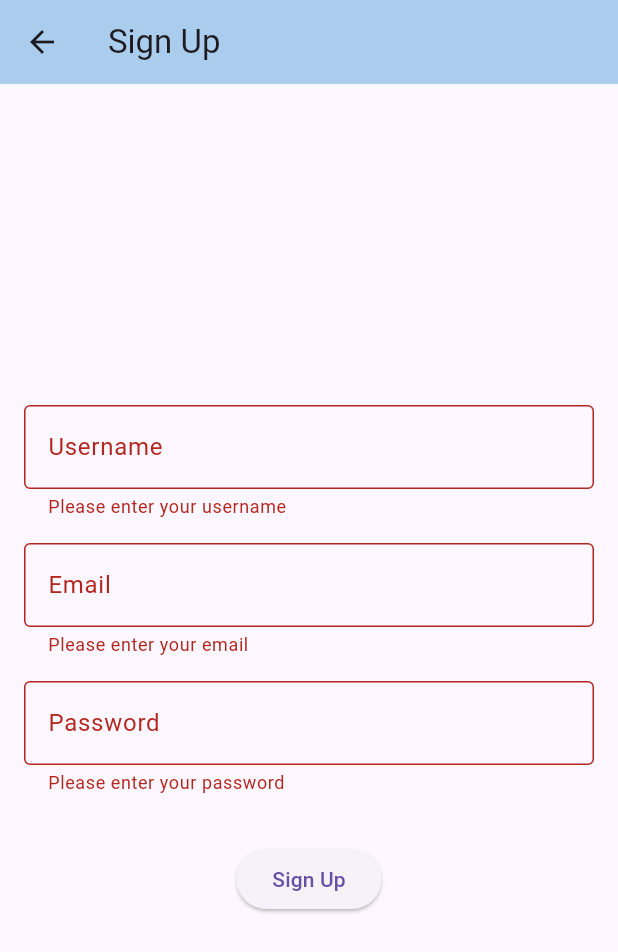
After one commit to tnqjae/Mp2_teamProject, a Flutter app: the SignUpScreen screen opened directly, after a tap on "Sign Up", on a phone screen of 412 x 824 dp. The commit adds this screen. Shown: the top 952 px of the screen. Run offline on Flutter 3.47's test engine with Material 3 defaults, Android fonts, the phone set to English and light mode, and no system bars; our stand-ins replace sqflite; accounts and stored records are empty.

Commit message:
Add database code

```diff
--- /dev/null
+++ b/lib/SignUpScreen.dart
@@ -0,0 +1,99 @@
+import 'package:flutter/material.dart';
+import 'database_helper.dart';
+
+class SignUpScreen extends StatefulWidget {
+  @override
+  _SignUpScreenState createState() => _SignUpScreenState();
+}
+
+class _SignUpScreenState extends State<SignUpScreen> {
+  final _formKey = GlobalKey<FormState>();
+  final TextEditingController _usernameController = TextEditingController();
+  final TextEditingController _emailController = TextEditingController();
+  final TextEditingController _passwordController = TextEditingController();
+
+  Future<void> _registerUser() async {
+    if (_formKey.currentState?.validate() ?? false) {
+      Map<String, dynamic> user = {
+        'username': _usernameController.text,
+        'email': _emailController.text,
+        'password': _passwordController.text,
+      };
+
+      int id = await DatabaseHelper().insertUser(user);
+      ScaffoldMessenger.of(context).showSnackBar(SnackBar(
+        content: Text('User Registered with ID: $id'),
+      ));
+
+      Navigator.of(context).pop();
+    }
+  }
+
+  @override
+  Widget build(BuildContext context) {
+    return Scaffold(
+      appBar: AppBar(
+        title: Text('Sign Up'),
+        backgroundColor: Color(0xFFABCDED),
+      ),
+      body: Padding(
+        padding: const EdgeInsets.all(16.0),
+        child: Form(
+          key: _formKey,
+          child: Column(
+            mainAxisAlignment: MainAxisAlignment.center,
+            children: [
+              TextFormField(
+                controller: _usernameController,
+                decoration: InputDecoration(
+                  labelText: 'Username',
+                  border: OutlineInputBorder(),
+                ),
+                validator: (value) {
+                  if (value?.isEmpty ?? true) {
+                    return 'Please enter your username';
+                  }
+                  return null;
+                },
+              ),
+              SizedBox(height: 16.0),
+              TextFormField(
+                controller: _emailController,
+                decoration: InputDecoration(
+                  labelText: 'Email',
+                  border: OutlineInputBorder(),
+                ),
+                validator: (value) {
+                  if (value?.isEmpty ?? true) {
+                    return 'Please enter your email';
+                  }
+                  return null;
+                },
+              ),
+              SizedBox(height: 16.0),
+              TextFormField(
+                controller: _passwordController,
+                obscureText: true,
+                decoration: InputDecoration(
+                  labelText: 'Password',
+                  border: OutlineInputBorder(),
+                ),
+                validator: (value) {
+                  if (value?.isEmpty ?? true) {
+                    return 'Please enter your password';
+                  }
+                  return null;
+                },
+              ),
+              SizedBox(height: 32.0),
+              ElevatedButton(
+                onPressed: _registerUser,
+                child: Text('Sign Up'),
+              ),
+            ],
+          ),
+        ),
+      ),
+    );
+  }
+}
--- /dev/null
+++ b/lib/database_helper.dart
@@ -0,0 +1,41 @@
+import 'package:sqflite/sqflite.dart';
+import 'package:path/path.dart';
+
+class DatabaseHelper {
+  static final DatabaseHelper _instance = DatabaseHelper._internal();
+  factory DatabaseHelper() => _instance;
+  static Database? _database;
+
+  DatabaseHelper._internal();
+
+  Future<Database> get database async {
+    if (_database != null) return _database!;
+    _database = await _initDatabase();
+    return _database!;
+  }
+
+  _initDatabase() async {
+    String path = join(await getDatabasesPath(), 'app_database.db');
+    return await openDatabase(
+      path,
+      version: 1,
+      onCreate: _onCreate,
+    );
+  }
+
+  Future _onCreate(Database db, int version) async {
+    await db.execute('''
+      CREATE TABLE users(
+        id INTEGER PRIMARY KEY AUTOINCREMENT,
+        username TEXT,
+        email TEXT,
+        password TEXT
+      )
+    ''');
+  }
+
+  Future<int> insertUser(Map<String, dynamic> row) async {
+    Database db = await database;
+    return await db.insert('users', row);
+  }
+}
```
Also changed, not shown: lib/LoginScreen.dart (+10 -6 lines).
